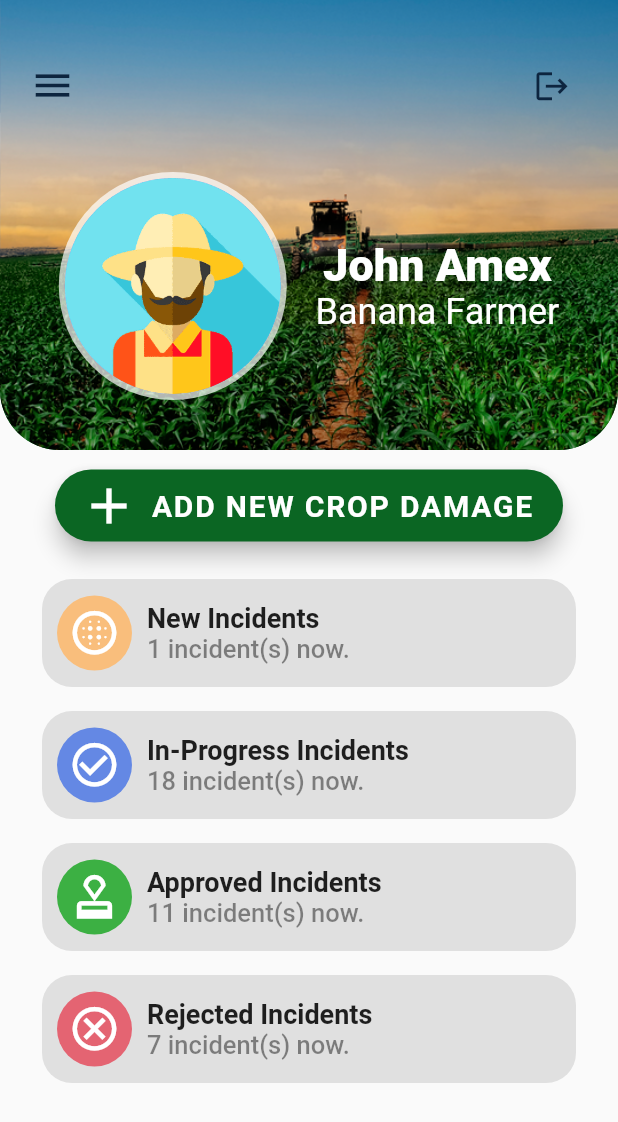
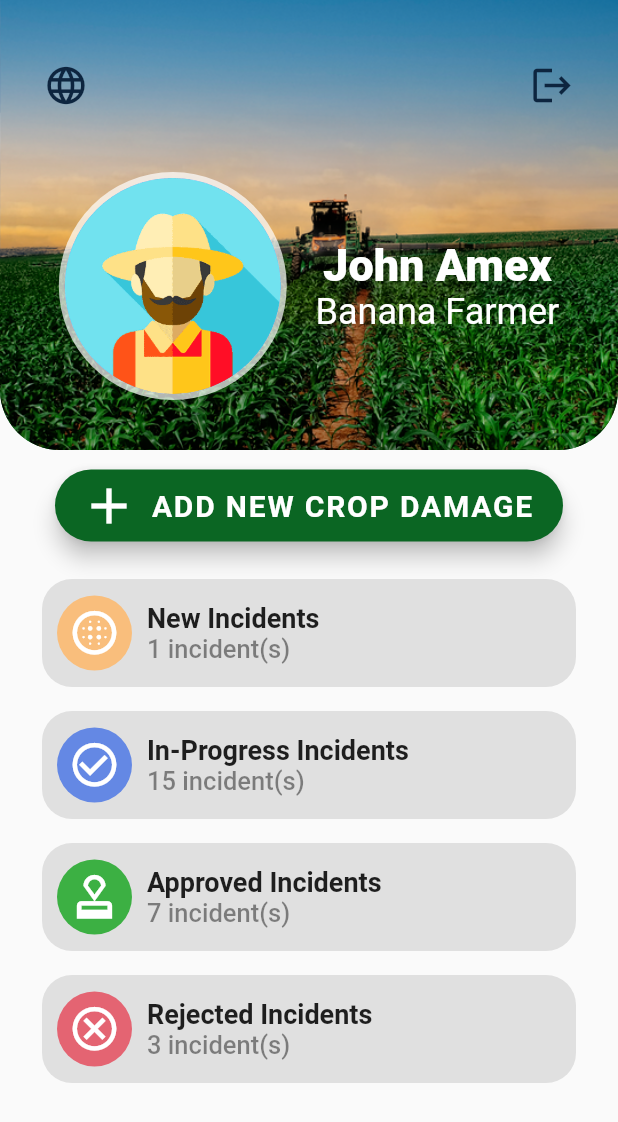
Before and after one commit to Dulaj-Kavinda/CropAid-App, a Flutter app: the FarmerHome screen opened directly, on a phone screen of 412 x 824 dp. Shown: the top 1122 px of the screen. Run offline on Flutter 3.47's test engine with Material 2 defaults, Android fonts, the phone set to English and light mode, and no system bars; our stand-ins replace animated_text_kit, chewie, cloud_firestore, firebase_auth, firebase_core, firebase_messaging and 5 more; missing offline and left inert: payhere_mobilesdk_flutter, video_thumbnail; accounts and stored records are empty.

Commit message:
sinhala language feature added

```diff
--- a/lib/app.dart
+++ b/lib/app.dart
@@ -1,6 +1,7 @@
 import 'package:cropaid_app/routes/routes.dart';
 import 'package:cropaid_app/screens/common/theme.dart';
 import 'package:cropaid_app/services/push_notification_service.dart';
+import 'package:cropaid_app/utils/languages.dart';
 import "package:flutter/material.dart";
 import 'package:get/get.dart';
 import 'controllers/bindings/auth_binding.dart';
@@ -20,6 +21,9 @@ class CropAidApp extends StatelessWidget {
       initialRoute: "/",
       getPages: GetPages.init(),
       defaultTransition: Transition.zoom,
+      translations: Languages(),
+      locale: Get.deviceLocale,
+      fallbackLocale: const Locale('en', 'US'),
     );
   }
 }
--- a/lib/controllers/farmer_bottom_nav_controller.dart
+++ b/lib/controllers/farmer_bottom_nav_controller.dart
@@ -27,7 +27,7 @@ class FarmerBottomNavController extends GetxController {
     if (settings.name == 'farmerHome') {
       return GetPageRoute(
           settings: settings,
-          page: () => const FarmerHome(),
+          page: () => FarmerHome(),
           transition: Transition.noTransition);
     }
 
@@ -42,7 +42,7 @@ class FarmerBottomNavController extends GetxController {
     if (settings.name == 'farmerCompleteIncident') {
       return GetPageRoute(
           settings: settings,
-          page: () => const CompleteIncident(),
+          page: () => CompleteIncident(),
           binding: FarmerCompleteIncidentBinding(),
           transition: Transition.noTransition);
     }
--- a/lib/screens/farmer/home.dart
+++ b/lib/screens/farmer/home.dart
@@ -7,7 +7,46 @@ import '../../widgets/task_column.dart';
 import '../../widgets/top_container.dart';
 
 class FarmerHome extends GetWidget<AuthController> {
-  const FarmerHome({Key? key}) : super(key: key);
+  FarmerHome({Key? key}) : super(key: key);
+
+  final List locale =[
+    {'name':'ENGLISH','locale': const Locale('en','US')},
+    {'name':'සිංහල','locale': const Locale('si','LK')},
+  ];
+
+  updateLanguage(Locale locale){
+    Get.back();
+    Get.updateLocale(locale);
+  }
+
+  buildLanguageDialog(BuildContext context){
+    showDialog(context: context,
+        builder: (builder){
+          return AlertDialog(
+            title: const Text('Choose Your Language'),
+            content: Container(
+              width: double.maxFinite,
+              child: ListView.separated(
+                  shrinkWrap: true,
+                  itemBuilder: (context,index){
+                    return Padding(
+                      padding: const EdgeInsets.all(8.0),
+                      child: GestureDetector(child: Text(locale[index]['name']),onTap: (){
+                        print(locale[index]['name']);
+                        updateLanguage(locale[index]['locale']);
+                      },),
+                    );
+                  }, separatorBuilder: (context,index){
+                return const Divider(
+                  color: Colors.blue,
+                );
+              }, itemCount: locale.length
+              ),
+            ),
+          );
+        }
+    );
+  }
 
   @override
   Widget build(BuildContext context) {
@@ -26,15 +65,19 @@ class FarmerHome extends GetWidget<AuthController> {
                   Row(
                     mainAxisAlignment: MainAxisAlignment.spaceBetween,
                     children: <Widget>[
-                      const Icon(Icons.menu,
-                          color: LightColors.kDarkBlue, size: 30.0),
+                      IconButton(
+                          onPressed: () {
+                            buildLanguageDialog(context);
+                          },
+                          icon: const Icon(Icons.language,
+                              color: LightColors.kDarkBlue, size: 30.0)),
                       IconButton(
                           onPressed: () {
                             Get.back();
                             controller.signOut();
                           },
                           icon: const Icon(Icons.logout,
-                              color: LightColors.kDarkBlue, size: 25.0)),
+                              color: LightColors.kDarkBlue, size: 30.0)),
                     ],
                   ),
                   Padding(
@@ -97,9 +140,9 @@ class FarmerHome extends GetWidget<AuthController> {
                       Icons.add,
                       size: 40,
                     ),
-                    label: const Text(
-                      "ADD NEW CROP DAMAGE",
-                      style: TextStyle(
+                    label: Text(
+                      'ADD NEW CROP DAMAGE'.tr,
+                      style: const TextStyle(
                         fontWeight: FontWeight.w600,
                         fontSize: 20,
                       ),
@@ -121,29 +164,29 @@ class FarmerHome extends GetWidget<AuthController> {
                         TaskColumn(
                           icon: Icons.blur_circular,
                           iconBackgroundColor: LightColors.kDarkYellow,
-                          title: 'New Incidents',
-                          subtitle: '1 incident(s) now.',
+                          title: '${'New'.tr} ${'Incidents'.tr}',
+                          subtitle: '1 ${'incident(s)'.tr}',
                         ),
                         const SizedBox(height: 16.0),
                         TaskColumn(
                           icon: Icons.check_circle_outline,
                           iconBackgroundColor: LightColors.kBlue,
-                          title: 'In-Progress Incidents',
-                          subtitle: '18 incident(s) now.',
+                          title: '${'In-Progress'.tr} ${'Incidents'.tr}',
+                          subtitle: '15 ${'incident(s)'.tr}',
                         ),
                         const SizedBox(height: 16.0),
                         TaskColumn(
                           icon: Icons.approval_outlined,
                           iconBackgroundColor: LightColors.kLightGreen,
-                          title: 'Approved Incidents',
-                          subtitle: '11 incident(s) now.',
+                          title: '${'Approved'.tr} ${'Incidents'.tr}',
+                          subtitle: '7 ${'incident(s)'.tr}',
                         ),
                         const SizedBox(height: 16.0),
                         TaskColumn(
                           icon: Icons.cancel_outlined,
                           iconBackgroundColor: LightColors.kRed,
-                          title: 'Rejected Incidents',
-                          subtitle: '7 incident(s) now.',
+                          title: '${'Rejected'.tr} ${'Incidents'.tr}',
+                          subtitle: '3 ${'incident(s)'.tr}',
                         ),
                       ],
                     ),
--- a/lib/screens/farmer/home_root.dart
+++ b/lib/screens/farmer/home_root.dart
@@ -3,7 +3,6 @@ import 'package:flutter/material.dart';
 import 'package:get/get.dart';
 
 import '../../controllers/farmer_bottom_nav_controller.dart';
-import '../common/appbar.dart';
 
 class FarmerHomeRoot extends GetView<FarmerBottomNavController> {
   FarmerHomeRoot({Key? key}) : super(key: key);
--- /dev/null
+++ b/lib/utils/languages.dart
@@ -0,0 +1,145 @@
+import 'package:get/get.dart';
+
+class Languages extends Translations {
+  @override
+  Map<String, Map<String, String>> get keys => {
+    'si_LK': {
+      'ADD NEW CROP DAMAGE': 'නව වගා හානියක් දැනුම් දෙන්න',
+      'New':'නව',
+      'Incidents':'සිදුවීම්',
+      'incident(s)':'සිදුවීම(ම්)',
+      'In-Progress':'සක්‍රිය',
+      'Approved':'අනුමත',
+      'Rejected':'ප්‍රතික්ෂේපිත',
+      'My Incident Log':'සිදුවීම් සටහන',
+      'Reviewed Incidents':'සම්පූර්ණ කළ සිදුවීම්',
+      'My Profile':'ගිණුම් තොරතුරු',
+      'Personal Info':'පුද්ගලික තොරතුරු',
+      'Farm Info':'ගොවිපල තොරතුරු',
+      'Bank Details':'බැංකු තොරතුරු',
+      'Name':'නම',
+      'NIC':'ජා.හැ. අංකය',
+      'Email Address':'ඊමේල් ලිපිනය',
+      'Mobile Number':'දුරකථන අංකය',
+      'Farm Name':'ගොවිපල නම',
+      'Address':'ලිපිනය',
+      'Reg. Number':'ලියාපදිංචි අංකය',
+      'Bank Name':'බැංකුව',
+      'Account Number':'ගිණුම් අංකය',
+      'Date Added':'එකතු කළ දිනය',
+      'Inform new crop damage':'නව හානි දැනුම් දීම',
+      'Damage Type': 'හානි වර්ගය',
+      'Select Category':'වර්ගය තෝරන්න',
+      'Select Type':'වර්ගය තෝරන්න',
+      'Affected Area (Acres)':'බලපෑමට ලක් වූ ප්රදේශය (අක්කර)',
+      'Enter number of acres':'අක්කර ගණන ඇතුලත් කරන්න',
+      'Description':'විස්තර',
+      'Describe the incident in details':'සිද්ධිය විස්තර කරන්න',
+      'Upload Photos/ Videos':'ඡායාරූප/වීඩියෝ උඩුගත කරන්න',
+      'Minimum of 3 evidences should be uploaded':'අවම වශයෙන් සාක්ෂි 3ක් උඩුගත කළ යුතුය',
+      'Photos/ Videos':'ඡායාරූප/වීඩියෝ',
+      'Invalid':'වලංගු නැත.',
+      'Please fill all fields':'කරුණාකර සියලුම ක්ෂේත්‍ර පුරවන්න',
+      'Please select at least 3 photos/videos':'කරුණාකර අවම වශයෙන් ඡායාරූප/වීඩියෝ 3ක්වත් තෝරන්න',
+      'Create Complaint':'පැමිණිල්ලක් සාදන්න',
+      'Are you sure?':'තහවුරු කරනවාද?',
+      'All changes will be lost':'සියලු වෙනස්කම් අහිමි වනු ඇත',
+      'Cancel':'අවලංගු කරන්න',
+      'Confirm':'තහවුරු කරන්න',
+      'Nr of Acres':'අක්කර ගණන',
+      'Comments':'අදහස්',
+      'Rs.':'රු.',
+      'Amount Payed':'ගෙවූ මුදල',
+      'Accepted Date':'භාරගත් දිනය',
+      'Rejected Date':'ප්‍රතික්ෂේප කළ දිනය',
+      'Reviewed Date':'සම්පූර්ණ කළ දිනය',
+
+
+
+
+
+
+
+
+
+
+
+
+
+
+
+
+
+    },
+    'en_US': {
+      'ADD NEW CROP DAMAGE': 'ADD NEW CROP DAMAGE',
+      'New':'New',
+      'Incidents':'Incidents',
+      'Incident(s)':'Incident(s)',
+      'In-Progress':'In-Progress',
+      'Approved':'Approved',
+      'Rejected':'Rejected',
+      'My Incident Log':'My Incident Log',
+      'Reviewed Incidents':'Reviewed Incidents',
+      'My Profile':'My Profile',
+      'Personal Info':'Personal Info',
+      'Farm Info':'Farm Info',
+      'Bank Details':'Bank Details',
+      'Name':'Name',
+      'NIC':'NIC',
+      'Email Address':'Email Address',
+      'Mobile Number':'Mobile Number',
+      'Farm Name':'Farm Name',
+      'Address':'Address',
+      'Reg. Number':'Reg. Number',
+      'Bank Name':'Bank Name',
+      'Account Number':'Account Number',
+      'Date Added':'Date Added',
+      'Inform new crop damage':'Inform new crop damage',
+      'Damage Type':'Damage Type',
+      'Select Category':'Select Category',
+      'Select Type':'Select Type',
+      'Affected Area (Acres)':'Affected Area (Acres)',
+      'Enter number of acres':'Enter number of acres',
+      'Description':'Description',
+      'Describe the incident in details':'Describe the incident in details',
+      'Upload Photos/ Videos':'Upload Photos/ Videos',
+      'Minimum of 3 evidences should be uploaded':'Minimum of 3 evidences should be uploaded.',
+      'Photos/ Videos':'Photos/ Videos',
+      'Invalid':'Invalid',
+      'Please fill all fields':'Please fill all fields',
+      'Please select at least 3 photos/videos':'Please select at least 3 photos/videos',
+      'Create Complaint':'Create Complaint',
+      'Are you sure?':'Are you sure?',
+      'All changes will be lost':'All changes will be lost',
+      'Cancel':'Cancel',
+      'Confirm':'Confirm',
+      'Nr of Acres':'Nr of Acres',
+      'Comments':'Comments',
+      'Rs.':'Rs.',
+      'Amount Payed':'Amount Payed',
+      'Accepted Date':'Accepted Date',
+      'Rejected Date':'Rejected Date',
+      'Reviewed Date':'Reviewed Date',
+
+
+
+
+
+
+
+
+
+
+
+
+
+
+
+
+
+
+
+    },
+  };
+}
```
Also changed, not shown: lib/controllers/damage_type_controller.dart (added, +14 -0 lines), lib/screens/farmer/account.dart (+58 -49 lines), lib/screens/farmer/complete_incident.dart (+48 -46 lines), lib/screens/farmer/incident_log.dart (+23 -21 lines), lib/screens/farmer/report_incident.dart (+55 -52 lines).
